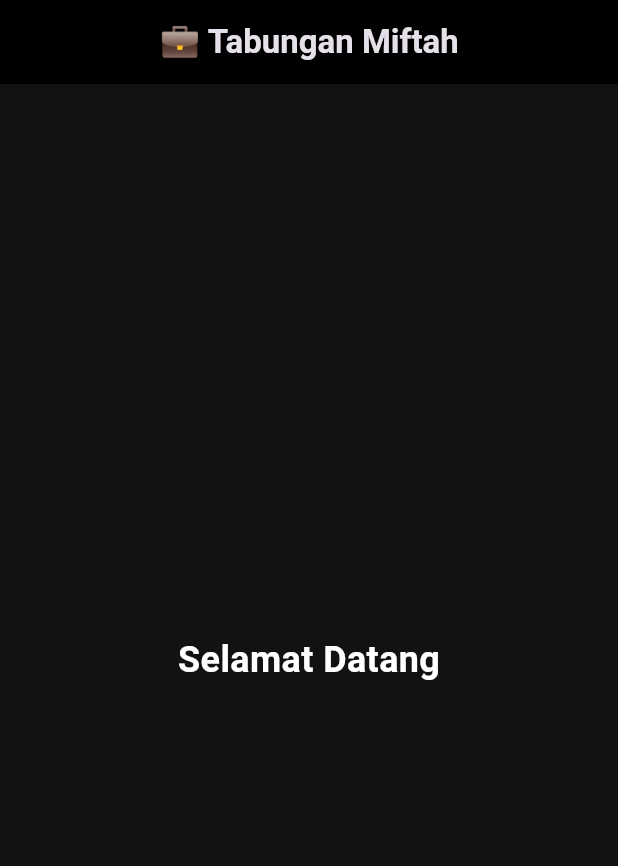
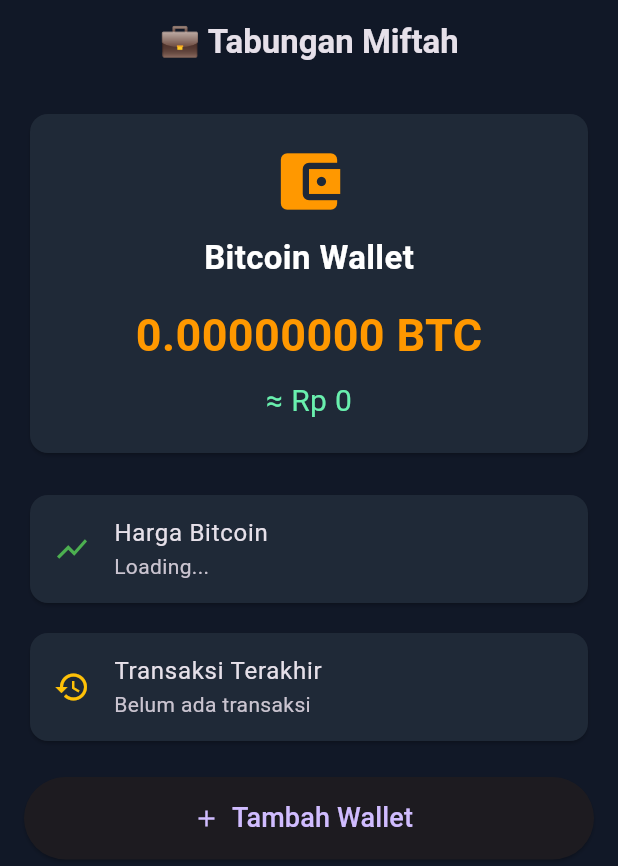
Before and after one commit to miftahdhe/DompetMiftah, a Flutter app: the screen it shows after launch, on a phone screen of 412 x 824 dp. Shown: the top 866 px of the screen. Run offline on Flutter 3.47's test engine with Material 3 defaults, Android fonts, the phone set to English and light mode, and no system bars.

```diff
--- /dev/null
+++ b/lib/models/wallet_model.dart
@@ -0,0 +1,23 @@
+class WalletModel {
+  final String name;
+  final String address;
+
+  WalletModel({
+    required this.name,
+    required this.address,
+  });
+
+  Map<String, dynamic> toJson() {
+    return {
+      "name": name,
+      "address": address,
+    };
+  }
+
+  factory WalletModel.fromJson(Map<String, dynamic> json) {
+    return WalletModel(
+      name: json["name"],
+      address: json["address"],
+    );
+  }
+}
--- a/lib/screens/home_screen.dart
+++ b/lib/screens/home_screen.dart
@@ -6,24 +6,98 @@
   @override
   Widget build(BuildContext context) {
     return Scaffold(
-      backgroundColor: const Color(0xFF121212),
+      backgroundColor: const Color(0xFF111827),
       appBar: AppBar(
+        backgroundColor: const Color(0xFF111827),
+        elevation: 0,
         centerTitle: true,
-        backgroundColor: Colors.black,
         title: const Text(
           "💼 Tabungan Miftah",
           style: TextStyle(fontWeight: FontWeight.bold),
         ),
       ),
-      body: const Center(
-        child: Text(
-          "Selamat Datang",
-          style: TextStyle(
-            color: Colors.white,
-            fontSize: 24,
-            fontWeight: FontWeight.bold,
+      body: ListView(
+        padding: const EdgeInsets.all(16),
+        children: [
+
+          Card(
+            color: const Color(0xFF1F2937),
+            child: Padding(
+              padding: const EdgeInsets.all(20),
+              child: Column(
+                children: const [
+                  Icon(
+                    Icons.account_balance_wallet,
+                    color: Colors.orange,
+                    size: 50,
+                  ),
+                  SizedBox(height: 10),
+                  Text(
+                    "Bitcoin Wallet",
+                    style: TextStyle(
+                      color: Colors.white,
+                      fontSize: 22,
+                      fontWeight: FontWeight.bold,
+                    ),
+                  ),
+                  SizedBox(height: 15),
+                  Text(
+                    "0.00000000 BTC",
+                    style: TextStyle(
+                      color: Colors.orange,
+                      fontSize: 30,
+                      fontWeight: FontWeight.bold,
+                    ),
+                  ),
+                  SizedBox(height: 8),
+                  Text(
+                    "≈ Rp 0",
+                    style: TextStyle(
+                      color: Colors.greenAccent,
+                      fontSize: 20,
+                    ),
+                  ),
+                ],
+              ),
+            ),
           ),
-        ),
+
+          const SizedBox(height: 20),
+
+          Card(
+            color: const Color(0xFF1F2937),
+            child: const ListTile(
+              leading: Icon(Icons.show_chart,color: Colors.green),
+              title: Text("Harga Bitcoin"),
+              subtitle: Text("Loading..."),
+            ),
+          ),
+
+          const SizedBox(height: 12),
+
+          Card(
+            color: const Color(0xFF1F2937),
+            child: const ListTile(
+              leading: Icon(Icons.history,color: Colors.amber),
+              title: Text("Transaksi Terakhir"),
+              subtitle: Text("Belum ada transaksi"),
+            ),
+          ),
+
+          const SizedBox(height: 20),
+
+          SizedBox(
+            height: 55,
+            child: ElevatedButton.icon(
+              onPressed: () {},
+              icon: const Icon(Icons.add),
+              label: const Text(
+                "Tambah Wallet",
+                style: TextStyle(fontSize: 18),
+              ),
+            ),
+          ),
+        ],
       ),
     );
   }
--- a/lib/services/api_service.dart
+++ b/lib/services/api_service.dart
@@ -1,9 +1,16 @@
-class WalletModel {
-  final String name;
-  final String address;
+import 'dart:convert';
+import 'package:http/http.dart' as http;
 
-  WalletModel({
-    required this.name,
-    required this.address,
-  });
+class ApiService {
+  static Future<Map<String, dynamic>> getBitcoinData() async {
+    final url = Uri.parse(
+      'https://blockchain.info/rawaddr/',
+    );
+
+    return {
+      "balance": 0.0,
+      "idr": 0,
+      "transactions": [],
+    };
+  }
 }
--- a/pubspec.yaml
+++ b/pubspec.yaml
@@ -1,5 +1,5 @@
-name: dompet_miftah
-description: "A new Flutter project."
+name: rom_wallet
+description: "Real-time crypto wallet viewer."
 # The following line prevents the package from being accidentally published to
 # pub.dev using `flutter pub publish`. This is preferred for private packages.
 publish_to: 'none' # Remove this line if you wish to publish to pub.dev
```
